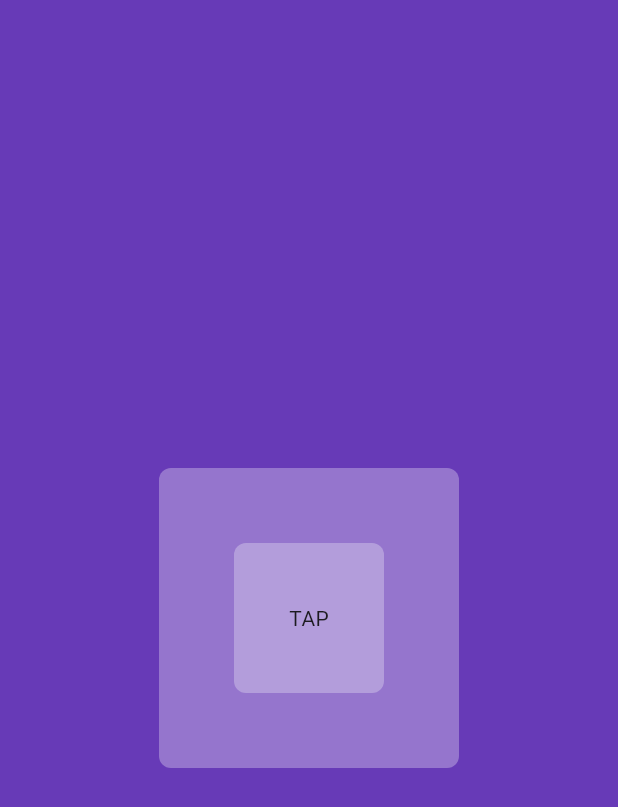
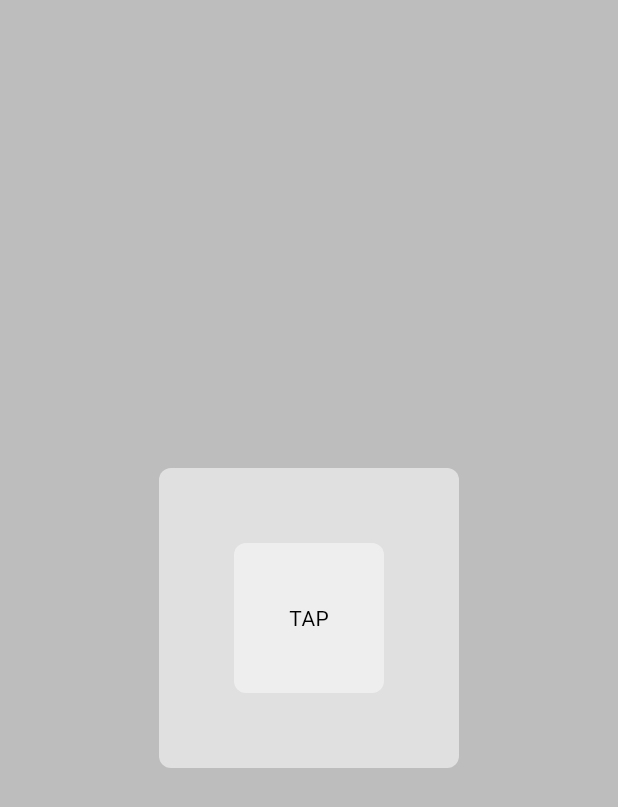
Before and after one commit to RJV-YF/LightDarkToggler, a Flutter app: the screen it shows after launch, on a phone screen of 412 x 824 dp. Shown: the top 807 px of the screen. Run offline on Flutter 3.47's test engine with Material 3 defaults, Android fonts, the phone set to English and light mode, and no system bars.

Commit message:
A theme file is created to manage the dark and light mode themes. Configured the themes with material app. The theme is working as expected when the device theme is toggled between dark and light

```diff
--- a/lib/main.dart
+++ b/lib/main.dart
@@ -1,5 +1,6 @@
 import 'package:flutter/material.dart';
 import 'package:light_dark_mode/pages/home_page.dart';
+import 'package:light_dark_mode/themes/theme.dart';
 
 void main() {
   runApp(const MyApp());
@@ -10,9 +11,11 @@ class MyApp extends StatelessWidget {
 
   @override
   Widget build(BuildContext context) {
-    return const MaterialApp(
+    return MaterialApp(
       debugShowCheckedModeBanner: false,
-      home: HomePage(),
+      home: const HomePage(),
+      theme: lightMode,
+      darkTheme: darkMode,
     );
   }
 }
--- a/lib/pages/home_page.dart
+++ b/lib/pages/home_page.dart
@@ -8,12 +8,12 @@ class HomePage extends StatelessWidget {
   @override
   Widget build(BuildContext context) {
     return Scaffold(
-      backgroundColor: Colors.deepPurple.shade500,
+      backgroundColor: Theme.of(context).colorScheme.surface,
       body: Center(
         child: MyBox(
-          color: Colors.deepPurple.shade300,
+          color: Theme.of(context).colorScheme.primary,
           child: MyButton(
-            color: Colors.deepPurple.shade200,
+            color: Theme.of(context).colorScheme.secondary,
             onTap: () {},
           ),
         ),
--- /dev/null
+++ b/lib/themes/theme.dart
@@ -0,0 +1,19 @@
+import 'package:flutter/material.dart';
+
+ThemeData lightMode = ThemeData(
+  brightness: Brightness.light,
+  colorScheme: ColorScheme.light(
+    surface: Colors.grey.shade400,
+    primary: Colors.grey.shade300,
+    secondary: Colors.grey.shade200,
+  ),
+);
+
+ThemeData darkMode = ThemeData(
+  brightness: Brightness.dark,
+  colorScheme: ColorScheme.dark(
+    surface: Colors.grey.shade900,
+    primary: Colors.grey.shade800,
+    secondary: Colors.grey.shade700,
+  ),
+);
```
